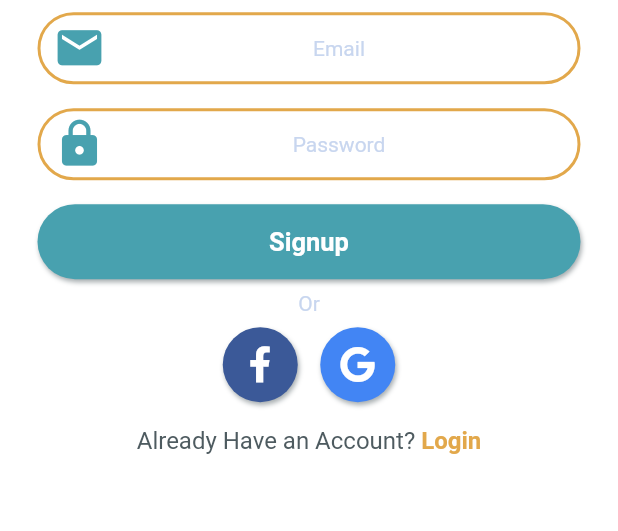
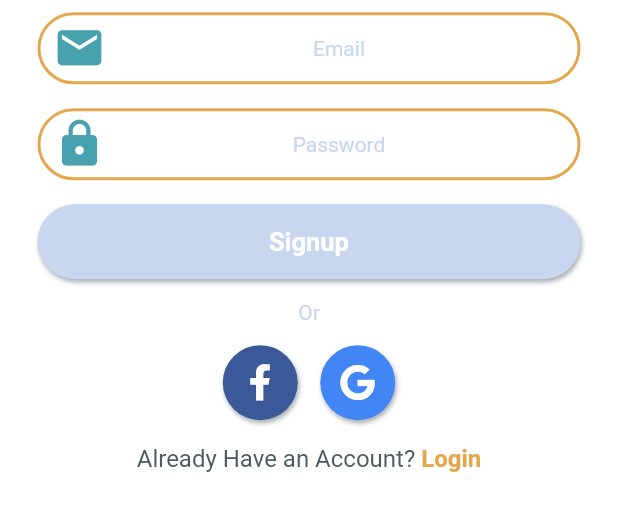
Before and after one commit to omarsaleh97/Farmer-Market, a Flutter app: the Signup screen opened by its route, on a phone screen of 412 x 824 dp, the part 547-1078 px from its top. Run offline on Flutter 3.47's test engine with Material 2 defaults, Android fonts, the phone set to English and light mode, and no system bars; our stand-ins replace font_awesome_flutter, google_fonts, rxdart.

Commit message:
Submit buttons validation

```diff
--- a/lib/src/screens/login.dart
+++ b/lib/src/screens/login.dart
@@ -14,14 +14,14 @@ import 'package:provider/provider.dart';
 class Login extends StatelessWidget {
   @override
   Widget build(BuildContext context) {
-    final authBloc= Provider.of<AuthBloc>(context);
+    final authBloc = Provider.of<AuthBloc>(context);
     if (Platform.isIOS) {
       return CupertinoPageScaffold(
-        child: pageBody(context,authBloc),
+        child: pageBody(context, authBloc),
       );
     } else {
       return Scaffold(
-        body: pageBody(context,authBloc),
+        body: pageBody(context, authBloc),
       );
     }
   }
@@ -71,10 +71,16 @@ class Login extends StatelessWidget {
                 errorText: snapshot.error,
               );
             }),
-        AppButton(
-          buttonText: "Login",
-          buttonType: ButtonType.LightBlue,
-        ),
+        StreamBuilder<bool>(
+            stream: authBloc.isValid,
+            builder: (context, snapshot) {
+              return AppButton(
+                buttonText: 'Login',
+                buttonType: (snapshot.data == true)
+                    ? ButtonType.LightBlue
+                    : ButtonType.Disabled,
+              );
+            }),
         SizedBox(
           height: 6,
         ),
--- a/lib/src/screens/signup.dart
+++ b/lib/src/screens/signup.dart
@@ -1,5 +1,6 @@
 import 'dart:io';
 
+import 'package:farmer_market/src/blocs/auth_bloc.dart';
 import 'package:farmer_market/src/styles/base.dart';
 import 'package:farmer_market/src/styles/text.dart';
 import 'package:farmer_market/src/widgets/button.dart';
@@ -8,20 +9,22 @@ import 'package:farmer_market/src/widgets/textfield.dart';
 import 'package:flutter/cupertino.dart';
 import 'package:flutter/gestures.dart';
 import 'package:flutter/material.dart';
+import 'package:provider/provider.dart';
 
 class Signup extends StatelessWidget {
   @override
   Widget build(BuildContext context) {
+    final authBloc = Provider.of<AuthBloc>(context);
     if (Platform.isIOS) {
-      return CupertinoPageScaffold(child: pageBody(context));
+      return CupertinoPageScaffold(child: pageBody(context, authBloc));
     } else {
       return Scaffold(
-        body: pageBody(context),
+        body: pageBody(context, authBloc),
       );
     }
   }
 
-  Widget pageBody(BuildContext context) {
+  Widget pageBody(BuildContext context, AuthBloc authBloc) {
     return ListView(
       padding: EdgeInsets.all(0),
       children: [
@@ -40,31 +43,68 @@ class Signup extends StatelessWidget {
               image:
                   DecorationImage(image: AssetImage('assets/images/logo.png'))),
         ),
-        AppTextField(
+        StreamBuilder<String>(
+            stream: authBloc.email,
+            builder: (context, snapshot) {
+              return AppTextField(
                 isIOS: Platform.isIOS,
                 hintText: 'Email',
                 cupertinoIcon: CupertinoIcons.mail_solid,
                 materialIcon: Icons.email,
                 textInputType: TextInputType.emailAddress,
-        ),
-        AppTextField(
+                errorText: snapshot.error,
+                onChanged: authBloc.changeEmail,
+              );
+            }),
+        StreamBuilder<String>(
+            stream: authBloc.password,
+            builder: (context, snapshot) {
+              return AppTextField(
                 isIOS: Platform.isIOS,
                 hintText: 'Password',
-          cupertinoIcon: IconData(0xf4c9,fontFamily: CupertinoIcons.iconFont, fontPackage: CupertinoIcons.iconFontPackage),
+                cupertinoIcon: IconData(0xf4c9,
+                    fontFamily: CupertinoIcons.iconFont,
+                    fontPackage: CupertinoIcons.iconFontPackage),
                 materialIcon: Icons.lock,
                 obscureText: true,
+                errorText: snapshot.error,
+                onChanged: authBloc.changePassword,
+              );
+            }),
+        StreamBuilder<bool>(
+          stream: authBloc.isValid,
+          builder: (context, snapshot) {
+            return AppButton(
+              buttonText: 'Signup',
+              buttonType: (snapshot.data == true)
+                  ? ButtonType.LightBlue
+                  : ButtonType.Disabled,
+            );
+          },
         ),
-        AppButton(buttonText: 'Signup',buttonType: ButtonType.LightBlue,),
-        Center(child: Text('Or',style: TextStyles.suggestion),),
+        SizedBox(
+          height: 6,
+        ),
+        Center(
+          child: Text('Or', style: TextStyles.suggestion),
+        ),
+        SizedBox(
+          height: 6,
+        ),
         Padding(
           padding: BaseStyles.listPadding,
           child: Row(
             mainAxisAlignment: MainAxisAlignment.center,
             children: <Widget>[
-              AppSocialButton(socialType: SocialType.Facebook,),
-              SizedBox(width: 15,),
+              AppSocialButton(
+                socialType: SocialType.Facebook,
+              ),
+              SizedBox(
+                width: 15,
+              ),
               AppSocialButton(socialType: SocialType.Google),
-            ],),
+            ],
+          ),
         ),
         Padding(
           padding: BaseStyles.listPadding,
@@ -78,11 +118,9 @@ class Signup extends StatelessWidget {
                         text: 'Login',
                         style: TextStyles.link,
                         recognizer: TapGestureRecognizer()
-                          ..onTap = () => Navigator.pushNamed(context, '/login')
-                    )
-                  ]
-              )
-          ),
+                          ..onTap =
+                              () => Navigator.pushNamed(context, '/login'))
+                  ])),
         )
       ],
     );
--- a/lib/src/styles/base.dart
+++ b/lib/src/styles/base.dart
@@ -10,6 +10,7 @@ abstract class BaseStyles{
   static double get borderWidth=> 2.0;
 
   static double get listFieldHorizontal => 25.0;
+  static double get animationOffset => 2.0;
 
   static double get listFieldVertical => 8.0;
   static EdgeInsets get listPadding {
@@ -24,5 +25,15 @@ abstract class BaseStyles{
         blurRadius: 2.0,
       )
     ];
+
+  }
+  static List<BoxShadow> get boxShadowPressed {
+    return [
+      BoxShadow(
+        color: AppColors.darkgray.withOpacity(.5),
+        offset: Offset(1.0, 1.0),
+        blurRadius: 1.0,
+      )
+    ];
   }
 }
--- a/lib/src/widgets/button.dart
+++ b/lib/src/widgets/button.dart
@@ -4,18 +4,26 @@ import 'package:farmer_market/src/styles/colors.dart';
 import 'package:farmer_market/src/styles/text.dart';
 import 'package:flutter/material.dart';
 
-class AppButton extends StatelessWidget {
+class AppButton extends StatefulWidget {
   final String buttonText;
   final ButtonType buttonType;
   AppButton({@required this.buttonText, this.buttonType});
+
+  @override
+  _AppButtonState createState() => _AppButtonState();
+}
+
+class _AppButtonState extends State<AppButton> {
+  bool pressed = false;
+
   @override
   Widget build(BuildContext context) {
     TextStyle fontStyle;
     Color buttonColor;
-    switch(buttonType){
+    switch (widget.buttonType) {
       case ButtonType.Straw:
         fontStyle = TextStyles.buttonTextLight;
-        buttonColor=AppColors.straw;
+        buttonColor = AppColors.straw;
         break;
       case ButtonType.LightBlue:
         fontStyle = TextStyles.buttonTextLight;
@@ -25,8 +33,8 @@ class AppButton extends StatelessWidget {
         fontStyle = TextStyles.buttonTextLight;
         buttonColor = AppColors.darkblue;
         break;
-      case ButtonType.LightGray:
-        fontStyle = TextStyles.buttonTextDark;
+      case ButtonType.Disabled:
+        fontStyle = TextStyles.buttonTextLight;
         buttonColor = AppColors.lightgray;
         break;
       case ButtonType.DarkGray:
@@ -39,24 +47,48 @@ class AppButton extends StatelessWidget {
         break;
     }
 
-    return Padding(
-      padding: BaseStyles.listPadding,
+    return AnimatedContainer(
+      padding: EdgeInsets.only(
+          top: (pressed)
+              ? BaseStyles.listFieldVertical + BaseStyles.animationOffset
+              : BaseStyles.listFieldVertical,
+          bottom: (pressed)
+              ? BaseStyles.listFieldVertical - BaseStyles.animationOffset
+              : BaseStyles.listFieldVertical,
+          left: BaseStyles.listFieldHorizontal,
+          right: BaseStyles.listFieldHorizontal),
+      child: GestureDetector(
         child: Container(
           height: ButtonStyles.buttonHeight,
           width: MediaQuery.of(context).size.width,
           decoration: BoxDecoration(
-          color: AppColors.lightblue,
+              color: buttonColor,
               borderRadius: BorderRadius.circular(BaseStyles.borderRadius),
-          boxShadow: BaseStyles.boxShadow
-        ),
+              boxShadow:
+                  pressed ? BaseStyles.boxShadowPressed : BaseStyles.boxShadow),
           child: Center(
               child: Text(
-            buttonText,
-            style: TextStyles.buttonTextLight,
+            widget.buttonText,
+            style: fontStyle,
+          )),
         ),
+        onTapDown: (details) {
+          setState(() {
+            if (widget.buttonType != ButtonType.Disabled) pressed = !pressed;
+          });
+        },
+        onTapUp: (details) {
+          setState(() {
+            if (widget.buttonType != ButtonType.Disabled) pressed = !pressed;
+          });
+        },
+        onTap: () {
+          if (widget.buttonType != ButtonType.Disabled) {}
+        },
       ),
-      ),
+      duration: Duration(milliseconds: 20),
     );
   }
 }
-enum ButtonType { LightBlue,Straw, LightGray, DarkGray, DarkBlue }
+
+enum ButtonType { LightBlue, Straw, Disabled, DarkGray, DarkBlue }
```
Lines whose indentation alone changed are shown as unchanged.
